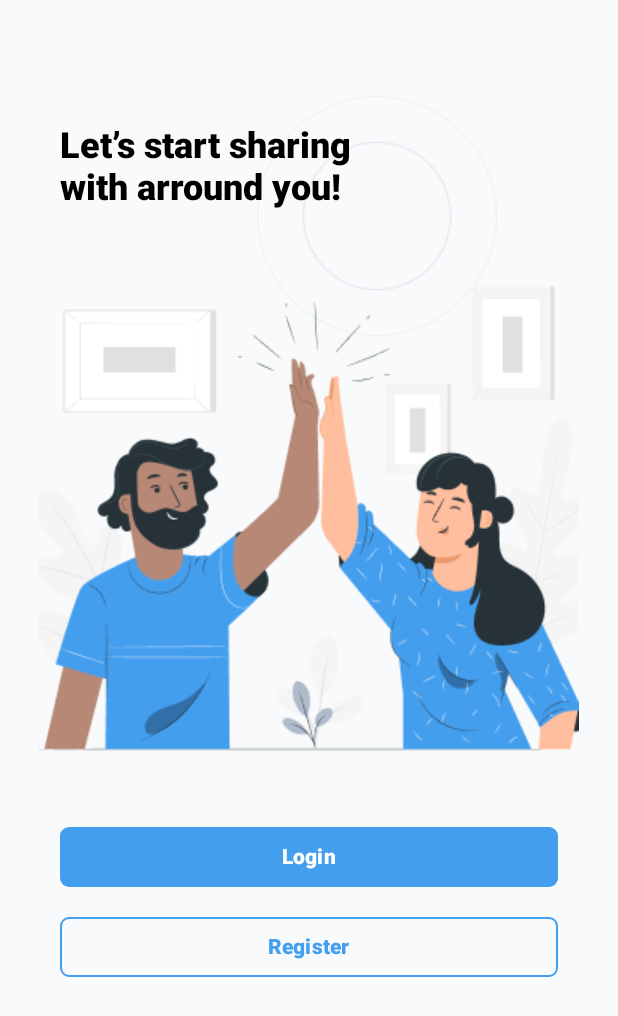
After one commit to Kelompok-PSI/Geez, an Android app built with Jetpack Compose: the @Preview function Onboarding, on a phone screen of 412 x 824 dp. The commit adds this screen. Shown: the top 1016 px of the screen. Run offline under Robolectric (Android 15) with nearby library versions, the phone set to English and light mode, and no system bars.

Commit message:
[FADLI] Onboarding Screen & Splash Screen (#5)
* splash page

* add font

* onboarding page

* onbaording

```diff
--- /dev/null
+++ b/app/src/main/java/com/example/geez/presentation/features/onboarding/Onboarding.kt
@@ -0,0 +1,105 @@
+import androidx.compose.foundation.BorderStroke
+import androidx.compose.foundation.Image
+import androidx.compose.foundation.background
+import androidx.compose.foundation.border
+import androidx.compose.foundation.layout.Box
+import androidx.compose.foundation.layout.Column
+import androidx.compose.foundation.layout.Spacer
+import androidx.compose.foundation.layout.fillMaxSize
+import androidx.compose.foundation.layout.fillMaxWidth
+import androidx.compose.foundation.layout.height
+import androidx.compose.foundation.layout.offset
+import androidx.compose.foundation.layout.padding
+import androidx.compose.foundation.layout.size
+import androidx.compose.foundation.layout.width
+import androidx.compose.foundation.shape.RoundedCornerShape
+import androidx.compose.material3.Button
+import androidx.compose.material3.ButtonColors
+import androidx.compose.material3.ButtonDefaults
+import androidx.compose.material3.OutlinedButton
+import androidx.compose.material3.Text
+import androidx.compose.runtime.Composable
+import androidx.compose.ui.Alignment
+import androidx.compose.ui.Modifier
+import androidx.compose.ui.graphics.Color
+import androidx.compose.ui.modifier.modifierLocalConsumer
+import androidx.compose.ui.res.painterResource
+import androidx.compose.ui.text.TextStyle
+import androidx.compose.ui.text.font.FontWeight
+import androidx.compose.ui.tooling.preview.Preview
+import androidx.compose.ui.unit.dp
+import androidx.compose.ui.unit.sp
+import com.example.geez.R
+
+@Preview
+@Composable
+fun Onboarding() {
+    Box(
+        modifier = Modifier
+            .fillMaxSize()
+            .background(color = Color(0xffF9FAFB))
+    ) {
+        Image(
+            painter = painterResource(id = R.drawable.circle_onboarding),
+            contentDescription = "",
+            modifier = Modifier
+                .offset(x = 171.dp, y = 64.dp)
+                .size(160.dp)
+        )
+        Column(
+            modifier = Modifier.fillMaxSize()
+        ) {
+            Spacer(modifier = Modifier.height(83.dp))
+            Text(
+                text = "Let’s start sharing with arround you!",
+                modifier = Modifier
+                    .padding(start = 40.dp)
+                    .width(215.dp),
+                style = TextStyle(
+                    fontSize = 24.sp,
+                    fontWeight = FontWeight.W800,
+                )
+            )
+            Image(
+                painter = painterResource(id = R.drawable.onboarding),
+                contentDescription = "onboarding image",
+                modifier = Modifier.size(412.dp)
+            )
+            Column(
+                modifier = Modifier
+                    .fillMaxWidth()
+                    .padding(horizontal = 40.dp),
+                horizontalAlignment = Alignment.CenterHorizontally,
+            ) {
+                Button(
+                    onClick = { },
+                    colors = ButtonDefaults.buttonColors(containerColor = Color(0xFF449EEE)),
+                    shape = RoundedCornerShape(6.dp),
+                    modifier = Modifier
+                        .fillMaxWidth()
+                        .height(40.dp)
+                ) {
+                    Text(text = "Login", fontSize = 14.sp, fontWeight = FontWeight.W800)
+                }
+                Spacer(modifier = Modifier.height(20.dp))
+                OutlinedButton(
+                    onClick = { },
+                    shape = RoundedCornerShape(6.dp),
+                    modifier = Modifier
+                        .fillMaxWidth()
+                        .height(40.dp),
+                    border = BorderStroke(
+                        1.dp, color = Color(0xff449EEE),
+                    )
+                ) {
+                    Text(
+                        text = "Register",
+                        fontSize = 14.sp,
+                        fontWeight = FontWeight.W800,
+                        color = Color(0xff449EEE)
+                    )
+                }
+            }
+        }
+    }
+}
```
Also changed, not shown: app/src/main/java/com/example/geez/presentation/MainActivity.kt (+6 -1 lines), app/src/main/java/com/example/geez/presentation/features/splash/Splash.kt (added, +50 -0 lines), app/src/main/java/com/example/geez/presentation/ui/theme/Theme.kt (+8 -18 lines), app/src/main/java/com/example/geez/presentation/ui/theme/Type.kt (+8 -0 lines), app/src/main/res/drawable/circle_onboarding.png (added), app/src/main/res/drawable/onboarding.png (added), app/src/main/res/font/montserrat.ttf (added).
